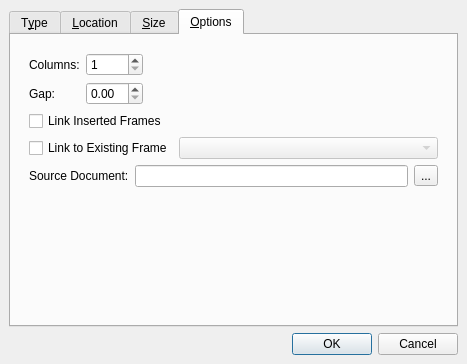
Old version of the form scribus/insertaframe.ui in the repository scribusproject/scribus.
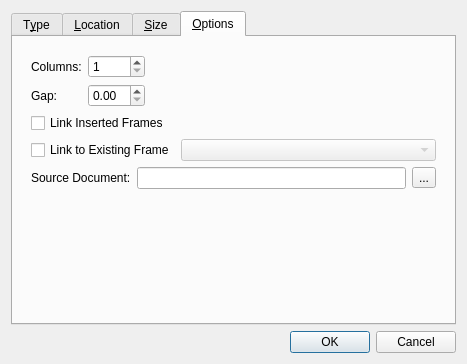
New version of the form. The open tabs and pages were chosen to show the change. Custom widgets are drawn as their Qt base class.

Commit message: #10490: set help text readonly in Insert A Frame dialog

The edit to the form file:
```diff
--- a/scribus/insertaframe.ui
+++ b/scribus/insertaframe.ui
@@ -12,13 +12,7 @@
   <property name="windowTitle" >
    <string>Insert Frames</string>
   </property>
-  <layout class="QVBoxLayout" >
-   <property name="spacing" >
-    <number>6</number>
-   </property>
-   <property name="margin" >
-    <number>9</number>
-   </property>
+  <layout class="QVBoxLayout">
    <item>
     <widget class="QTabWidget" name="tabWidget" >
      <property name="currentIndex" >
@@ -545,59 +539,25 @@
        </item>
       </layout>
      </widget>
-     <widget class="QWidget" name="optionsTab" >
-      <property name="geometry" >
-       <rect>
-        <x>0</x>
-        <y>0</y>
-        <width>441</width>
-        <height>278</height>
-       </rect>
-      </property>
-      <attribute name="title" >
+     <widget class="QWidget" name="optionsTab">
+      <attribute name="title">
        <string>&amp;Options</string>
       </attribute>
-      <layout class="QVBoxLayout" >
-       <property name="spacing" >
-        <number>6</number>
-       </property>
-       <property name="margin" >
-        <number>9</number>
-       </property>
+      <layout class="QVBoxLayout">
        <item>
         <widget class="QStackedWidget" name="optionsStackedWidget" >
          <property name="currentIndex" >
           <number>0</number>
          </property>
-         <widget class="QWidget" name="page" >
-          <property name="geometry" >
-           <rect>
-            <x>0</x>
-            <y>0</y>
-            <width>423</width>
-            <height>260</height>
-           </rect>
-          </property>
-          <layout class="QVBoxLayout" name="verticalLayout" >
+         <widget class="QWidget" name="page">
+          <layout class="QVBoxLayout" name="verticalLayout">
            <item>
-            <layout class="QHBoxLayout" >
-             <property name="spacing" >
-              <number>6</number>
-             </property>
-             <property name="margin" >
-              <number>0</number>
-             </property>
+            <layout class="QHBoxLayout">
              <item>
-              <layout class="QGridLayout" >
-               <property name="margin" >
-                <number>0</number>
-               </property>
-               <property name="spacing" >
-                <number>6</number>
-               </property>
-               <item row="0" column="1" >
-                <widget class="QSpinBox" name="textColumnCountSpinBox" >
-                 <property name="toolTip" >
+              <layout class="QGridLayout">
+               <item row="0" column="1">
+                <widget class="QSpinBox" name="textColumnCountSpinBox">
+                 <property name="toolTip">
                   <string>Number of columns for the inserted text frame</string>
                  </property>
                  <property name="minimum" >
@@ -684,13 +644,7 @@
             </layout>
            </item>
            <item>
-            <layout class="QHBoxLayout" >
-             <property name="spacing" >
-              <number>6</number>
-             </property>
-             <property name="margin" >
-              <number>0</number>
-             </property>
+            <layout class="QHBoxLayout">
              <item>
               <widget class="QLabel" name="sourceDocLabel" >
                <property name="text" >
```
Left out of the diff: 509 changed lines with no effect on the pictures.
